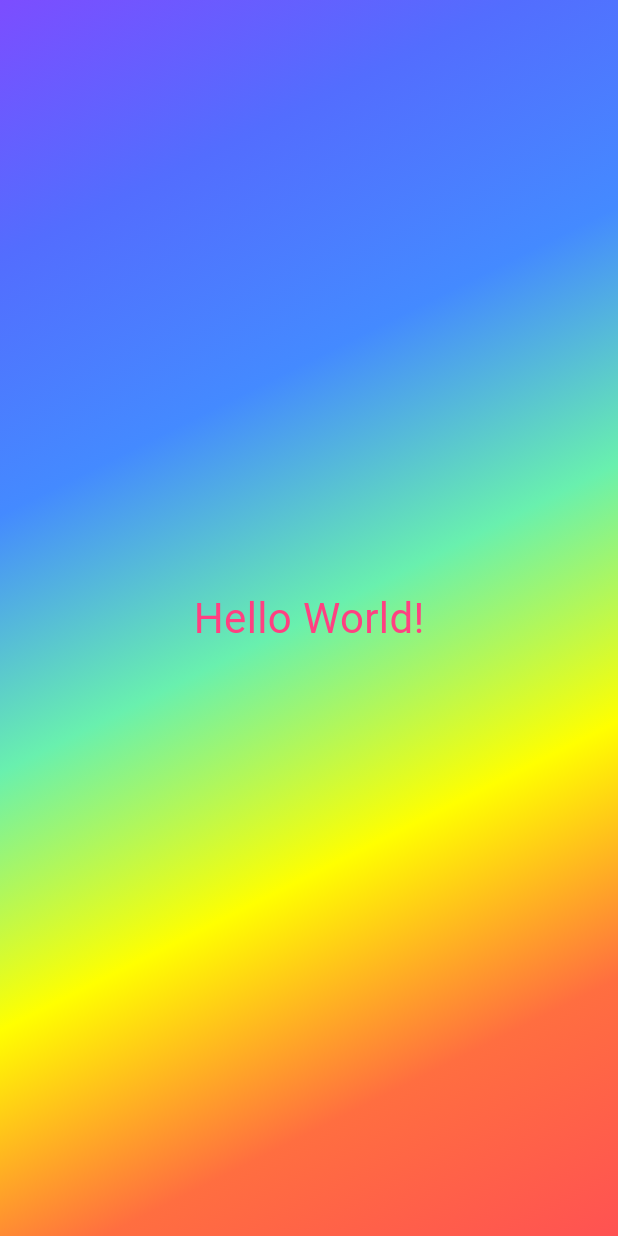
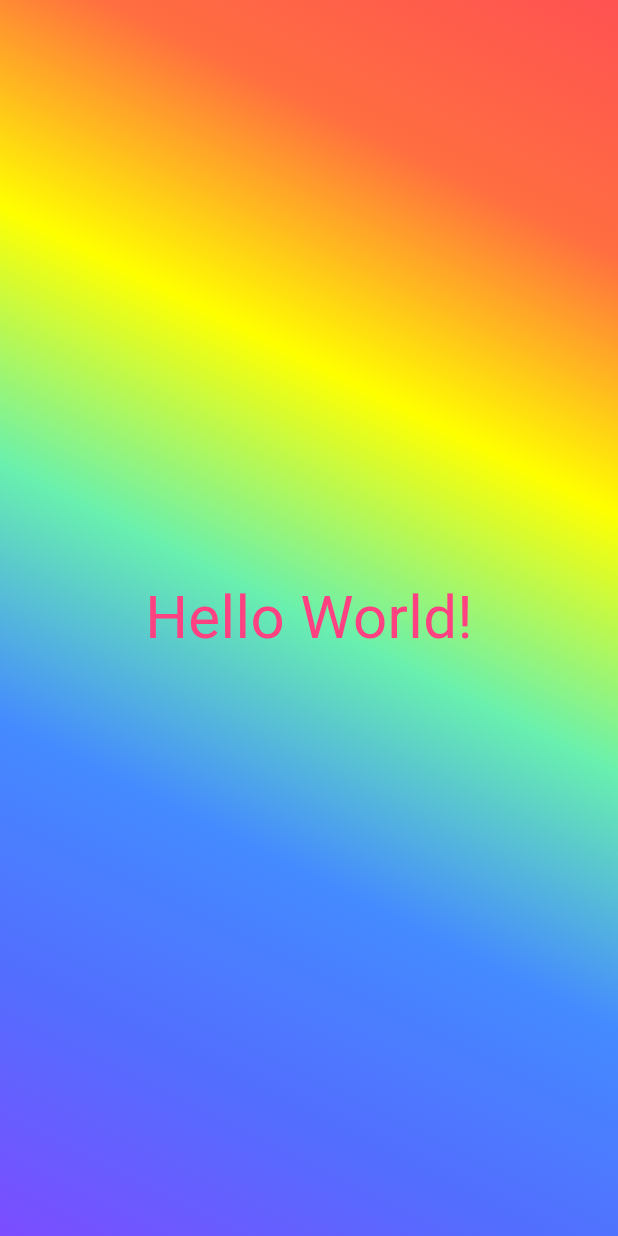
Before and after one commit to balayogigmcs/Dart, a Flutter app: the screen it shows after launch, on a phone screen of 412 x 824 dp. Run offline on Flutter 3.47's test engine with Material 3 defaults, Android fonts, the light colour scheme and no system bars.

Commit message:
styled_text and Variables

```diff
--- a/lib/gradient_container.dart
+++ b/lib/gradient_container.dart
@@ -1,4 +1,8 @@
 import 'package:flutter/material.dart';
+import 'package:fp1/styled_text.dart';
+
+var startAlignment = Alignment.bottomLeft;
+var endAlignment = Alignment.topRight;
 
 class GradientContainer extends StatelessWidget {
   // ignore: use_super_parameters
@@ -7,9 +11,9 @@ class GradientContainer extends StatelessWidget {
   @override
   Widget build(BuildContext context) {
     return Container(
-      decoration: const BoxDecoration(
+      decoration: BoxDecoration(
         gradient: LinearGradient(
-          colors: [
+          colors: const [
             Colors.deepPurpleAccent,
             Colors.indigoAccent,
             Colors.blueAccent,
@@ -18,15 +22,12 @@ class GradientContainer extends StatelessWidget {
             Colors.deepOrangeAccent,
             Colors.redAccent
           ],
-          begin: Alignment.topLeft,
-          end: Alignment.bottomRight,
+          begin: startAlignment,
+          end: endAlignment,
         ),
       ),
       child: const Center(
-        child: Text(
-          "Hello World!",
-          style: TextStyle(color: Colors.pinkAccent, fontSize: 28),
-        ),
+        child: StyledText(),
       ),
     );
   }
--- /dev/null
+++ b/lib/styled_text.dart
@@ -0,0 +1,14 @@
+import 'package:flutter/material.dart';
+
+class StyledText extends StatelessWidget{
+  const StyledText({super.key});
+  //const StyledText({key}): super(key:key);
+
+  @override
+  Widget build(BuildContext context){
+    return const Text(
+          "Hello World!",
+          style: TextStyle(color: Colors.pinkAccent, fontSize: 40),
+        );
+  }
+}
```
